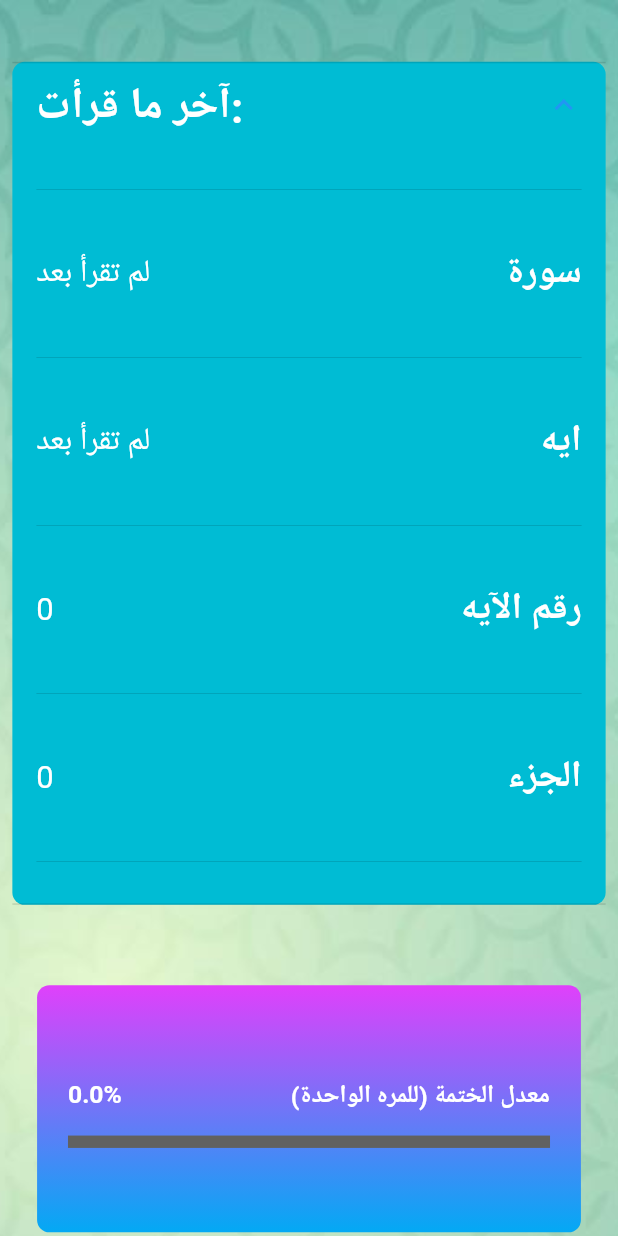
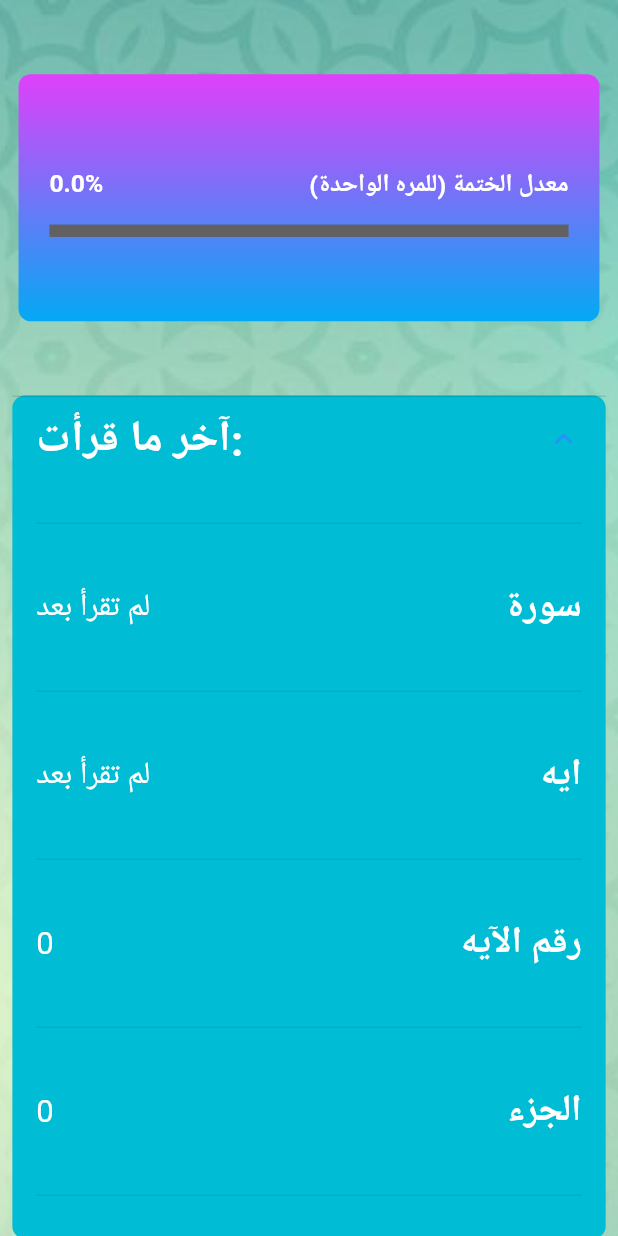
Before and after one commit to Mohammedomargallya39/nakhtm, a Flutter app: the MarkerScreen screen opened directly, after a tap on "آخر ما قرأت:", on a phone screen of 412 x 824 dp. Run offline on Flutter 3.47's test engine with Material 2 defaults, Android fonts, the phone set to English and light mode, and no system bars; our stand-ins replace animated_splash_screen, bloc, flutter_bloc, flutter_svg, fluttertoast, scrollable_positioned_list and 2 more; missing offline and left inert: adhan_dart, animated_button, quran; accounts and stored records are empty.

Commit message:
work Today

```diff
--- a/lib/modules/home_screen.dart
+++ b/lib/modules/home_screen.dart
@@ -27,8 +27,6 @@ class HomeScreen extends StatelessWidget {
                     height: size.height * 0.3,
                     width: size.width,
                   ),
-                  //SizedBox(height: size.height * 0.04,),
-                  //ExpansionTile(title: title),
                   SizedBox(height: size.height * 0.04,),
                   Container(
                     decoration: BoxDecoration(
@@ -738,6 +736,7 @@ class HomeScreen extends StatelessWidget {
                       ],
                     ),
                   ),
+                  SizedBox(height: size.height * 0.01),
                 ],
               ),
             )
--- a/lib/modules/marker.dart
+++ b/lib/modules/marker.dart
@@ -39,6 +39,82 @@ class MarkerScreen extends StatelessWidget {
                           SizedBox(height: size.height * 0.05),
                           Column(
                               children: [
+                                Padding(
+                                  padding: EdgeInsets.fromLTRB(
+                                      size.width * 0.01,
+                                      size.width * 0.02,
+                                      size.width * 0.01,
+                                      size.width * 0.02
+                                  ),
+                                  child: Container(
+                                    height: size.height * 0.2,
+                                    width: size.width,
+                                    decoration: BoxDecoration(
+                                        borderRadius: BorderRadius.circular(size.width * 0.02),
+                                        //color: Colors.purple
+                                        gradient: const LinearGradient(
+                                            begin: Alignment.topCenter,
+                                            end: Alignment.bottomCenter,
+                                            colors: [Colors.purpleAccent , Colors.lightBlue]
+                                        )
+                                    ),
+                                    margin: EdgeInsets.fromLTRB(
+                                        size.width * 0.02,
+                                        size.width * 0,
+                                        size.width * 0.02,
+                                        size.width * 0
+                                    ),
+                                    child: Padding(
+                                      padding: EdgeInsets.fromLTRB(
+                                          size.width * 0.05,
+                                          size.width * 0.15,
+                                          size.width * 0.05,
+                                          size.width * 0.15
+                                      ),
+                                      child: Column(
+                                        children: [
+                                          Row(
+                                            children: [
+                                              Expanded(
+                                                child: Text(
+                                                  '${constJuza/30 * 100}%',
+
+                                                  maxLines: 1,
+                                                  textAlign: TextAlign.left,
+                                                  style: TextStyle(
+                                                      fontSize: size.width * 0.04,
+                                                      fontWeight: FontWeight.w600,
+                                                      color: Colors.white
+                                                  ),
+                                                ),
+                                              ),
+                                              Expanded(
+                                                flex: 3,
+                                                child: Text(
+                                                  'معدل الختمة (للمره الواحدة)',
+                                                  textAlign: TextAlign.right,
+                                                  style: TextStyle(
+                                                      color: Colors.white,
+                                                      fontSize: size.width * 0.04,
+                                                      fontWeight: FontWeight.w600
+                                                  ),
+                                                ),
+                                              )
+                                            ],
+                                          ),
+                                          SizedBox(height: size.height* 0.02,),
+                                          LinearProgressIndicator(
+                                            value: constJuza/30,
+                                            color: Colors.white,
+                                            backgroundColor: Colors.grey.shade700,
+                                            minHeight: size.height * 0.01,
+                                          ),
+                                        ],
+                                      ),
+                                    ),
+                                  ),
+                                ),
+                                SizedBox(height: size.height * 0.05),
                                 Container(
                                   decoration: BoxDecoration(
                                     borderRadius: BorderRadius.circular(size.width * 0.02),
@@ -263,77 +339,6 @@ class MarkerScreen extends StatelessWidget {
                                   ),
                                 ),
                                 SizedBox(height: size.height * 0.03),
-                                Padding(
-                                  padding: EdgeInsets.fromLTRB(
-                                      size.width * 0.01,
-                                      size.width * 0.02,
-                                      size.width * 0.01,
-                                      size.width * 0.02
-                                  ),
-                                  child: Container(
-                                    height: size.height * 0.2,
-                                    width: size.width,
-                                    decoration: BoxDecoration(
-                                        borderRadius: BorderRadius.circular(size.width * 0.02),
-                                        //color: Colors.purple
-                                        gradient: const LinearGradient(
-                                            begin: Alignment.topCenter,
-                                            end: Alignment.bottomCenter,
-                                            colors: [Colors.purpleAccent , Colors.lightBlue]
-                                        )
-                                    ),
-                                    margin: EdgeInsets.all(size.width * 0.05),
-                                    child: Padding(
-                                      padding: EdgeInsets.fromLTRB(
-                                          size.width * 0.05,
-                                          size.width * 0.15,
-                                          size.width * 0.05,
-                                          size.width * 0.15
-                                      ),
-                                      child: Column(
-                                        children: [
-                                          Row(
-                                            children: [
-                                              Expanded(
-                                                child: Text(
-                                                  '${constJuza/30 * 100}%',
-
-                                                  maxLines: 1,
-                                                  textAlign: TextAlign.left,
-                                                  style: TextStyle(
-                                                      fontSize: size.width * 0.04,
-                                                      fontWeight: FontWeight.w600,
-                                                      color: Colors.white
-                                                  ),
-                                                ),
-                                              ),
-                                              Expanded(
-                                                flex: 3,
-                                                child: Text(
-                                                  'معدل الختمة (للمره الواحدة)',
-                                                  textAlign: TextAlign.right,
-                                                  style: TextStyle(
-                                                      color: Colors.white,
-                                                      fontSize: size.width * 0.04,
-                                                      fontWeight: FontWeight.w600
-                                                  ),
-                                                ),
-                                              )
-                                            ],
-                                          ),
-                                          SizedBox(height: size.height* 0.02,),
-                                          LinearProgressIndicator(
-                                            value: constJuza/30,
-                                            color: Colors.white,
-                                            backgroundColor: Colors.grey.shade700,
-                                            minHeight: size.height * 0.01,
-                                          ),
-                                        ],
-                                      ),
-                                    ),
-                                  ),
-                                ),
-                                SizedBox(height: size.height * 0.03),
                                 Container(
                                   decoration: BoxDecoration(
                                     borderRadius: BorderRadius.circular(size.width * 0.02),
@@ -360,14 +365,6 @@ class MarkerScreen extends StatelessWidget {
                                   ),
                                 ),
                                 SizedBox(height: size.height * 0.03),
-                                Text(
-                                  'اختم خلال شهر',
-                                  style: TextStyle(
-                                    fontWeight: FontWeight.bold,
-                                    fontSize: size.width * mainFontSize,
-                                  ),
-                                ),
-                                SizedBox(height: size.height * 0.03,),
                                 Container(
                                   margin: EdgeInsets.fromLTRB(
                                       size.width * marginLeft,
@@ -382,6 +379,14 @@ class MarkerScreen extends StatelessWidget {
                                   //color: Colors.blueGrey.withOpacity(0.3),
                                   child: Column(
                                     children: [
+                                      Text(
+                                        'اختم خلال شهر',
+                                        style: TextStyle(
+                                          fontWeight: FontWeight.bold,
+                                          fontSize: size.width * mainFontSize,
+                                          color: Colors.white
+                                        ),
+                                      ),
                                       chooseKhetma(
                                         mainText: 'مره واحده',
                                         mainTextSize: size.width * mainFontSize,
@@ -445,6 +450,7 @@ class MarkerScreen extends StatelessWidget {
                                     ],
                                   ),
                                 ),
+                                SizedBox(height: size.height * 0.01),
                               ],
                             ),
                         ],
--- a/lib/modules/quran_screen.dart
+++ b/lib/modules/quran_screen.dart
@@ -329,6 +329,7 @@ class QuranScreen extends StatelessWidget {
                           ],
                         ),
                       ),
+                      SizedBox(height: size.height * 0.01),
                     ],
                   ),
                 ),
--- a/lib/modules/sebha.dart
+++ b/lib/modules/sebha.dart
@@ -9,14 +9,12 @@ import 'package:nakhtm/shared/components/constants.dart';
 import 'package:timezone/timezone.dart' as tz;
 import 'package:timezone/data/latest.dart' as tz;
 
-
 class SebhaScreen extends StatelessWidget {
   @override
   Widget build(BuildContext context) {
 
     tz.initializeTimeZones();
     final location = tz.getLocation('Africa/Cairo');
-
     DateTime date = tz.TZDateTime.from(DateTime.now(), location);
     Coordinates coordinates = Coordinates(26.820553, 30.802498);
     CalculationParameters params = CalculationMethod.MuslimWorldLeague();
@@ -32,7 +30,6 @@ class SebhaScreen extends StatelessWidget {
     String next = prayerTimes.nextPrayer();
     SunnahTimes sunnahTimes = SunnahTimes(prayerTimes);
     DateTime lastThirdOfTheNight = tz.TZDateTime.from(sunnahTimes.lastThirdOfTheNight, location);
-
     Size size = MediaQuery.of(context).size;
 
     return BlocConsumer<AppCubit,AppStates>(
@@ -557,6 +554,7 @@ class SebhaScreen extends StatelessWidget {
                             ],
                           ),
                         ),
+                        SizedBox(height: size.height * 0.01),
                       ],
                     ),
                   )
--- a/lib/modules/soura_screen.dart
+++ b/lib/modules/soura_screen.dart
@@ -25,7 +25,7 @@ class _SouraScreen extends State<SouraScreen>{
 
   Future scrollToItem() async
   {
-    widget.itemController.jumpTo(index:constAyahNum -1);
+    widget.itemController.scrollTo(index:constAyahNum -1, duration: const Duration(seconds: 1));
   }
 
   @override
@@ -35,6 +35,7 @@ class _SouraScreen extends State<SouraScreen>{
       WidgetsBinding.instance!.addPostFrameCallback((_) => scrollToItem());
     }
   }
+
 
   @override
   Widget build(BuildContext context) {
@@ -60,7 +61,7 @@ class _SouraScreen extends State<SouraScreen>{
                         size.width * 0.03,
                         size.height * 0.02
                     ),
-                    child:Column(
+                    child: Column(
                       children: [
                         Container(
                           decoration: BoxDecoration(
@@ -273,8 +274,8 @@ class _SouraScreen extends State<SouraScreen>{
                           ),
                         SizedBox(height: size.height * 0.03,),
                         Expanded(
-                          flex:  20,
                           child: ScrollablePositionedList.separated(
+                              shrinkWrap: true,
                               physics: const BouncingScrollPhysics(),
                               itemScrollController: widget.itemController,
                               separatorBuilder: (context,index)
```
Lines whose indentation alone changed are shown as unchanged.
